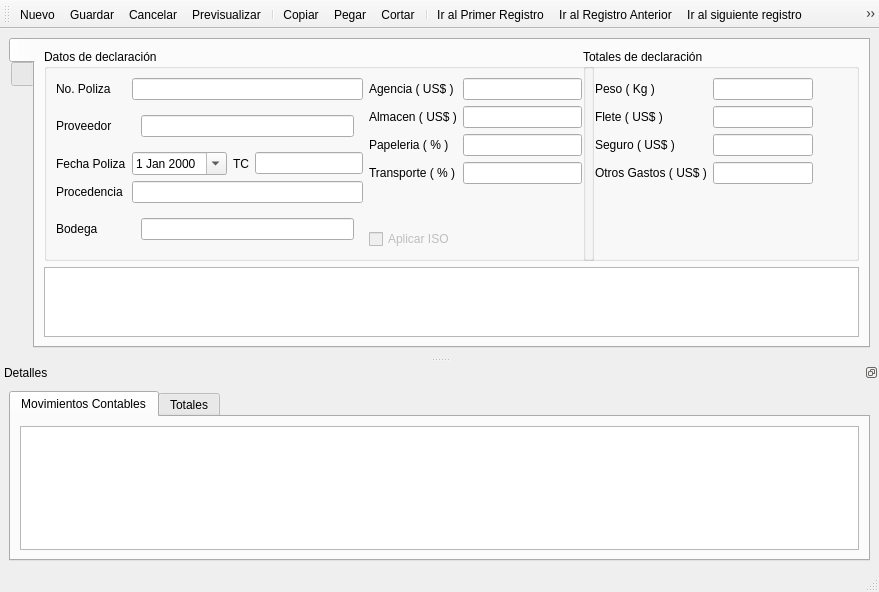
Qt form src/ui/liquidacion.ui (armonge/EsquipulasPy) before a commit.
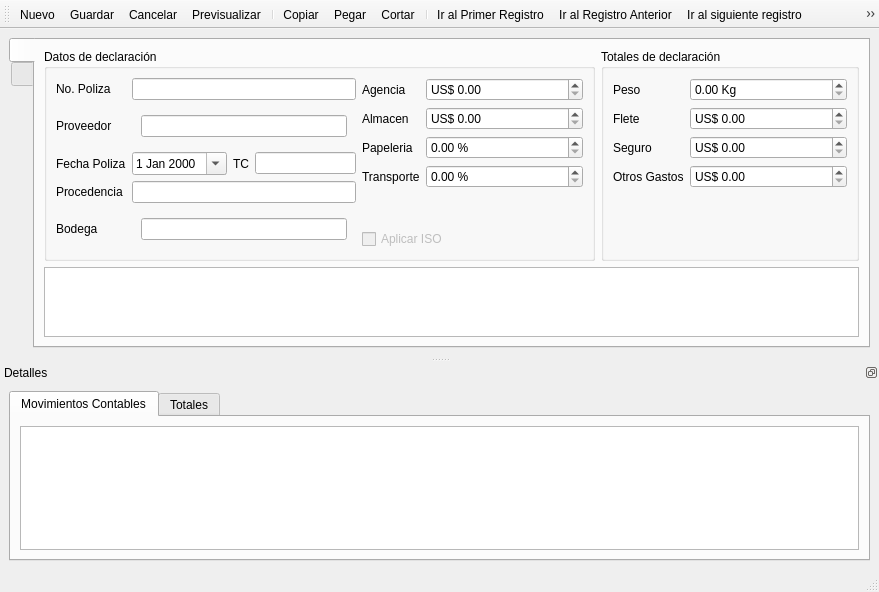
The same form after that commit. The open tabs and pages were chosen to show the change. Icons and pictures are not drawn. Custom widgets are drawn as their Qt base class.

Commit message: -Se añadio el estado incompleto a la tabla estadosdocumento -Liquidacion se empezo a trabajar para que las cuentas contables se guarden aparte de el resto de información

The edit to the form file:
```diff
--- a/src/ui/liquidacion.ui
+++ b/src/ui/liquidacion.ui
@@ -63,12 +63,6 @@
               <verstretch>0</verstretch>
              </sizepolicy>
             </property>
-            <property name="minimumSize">
-             <size>
-              <width>550</width>
-              <height>0</height>
-             </size>
-            </property>
             <property name="title">
              <string>Datos de declaración</string>
             </property>
@@ -272,95 +266,98 @@
               <layout class="QVBoxLayout" name="verticalLayout_4">
                <item>
                 <layout class="QFormLayout" name="formLayout_2">
+                 <property name="fieldGrowthPolicy">
+                  <enum>QFormLayout::ExpandingFieldsGrow</enum>
+                 </property>
                  <item row="0" column="0">
                   <widget class="QLabel" name="label_6">
                    <property name="text">
-                    <string>Agencia ( US$ )</string>
-                   </property>
-                   <property name="buddy">
-                    <cstring>txtAgency</cstring>
+                    <string>Agencia</string>
                    </property>
                   </widget>
                  </item>
                  <item row="0" column="1">
-                  <widget class="QLineEdit" name="txtAgency">
-                   <property name="sizePolicy">
-                    <sizepolicy hsizetype="MinimumExpanding" vsizetype="Fixed">
-                     <horstretch>0</horstretch>
-                     <verstretch>0</verstretch>
-                    </sizepolicy>
+                  <widget class="QDoubleSpinBox" name="sbAgency">
+                   <property name="minimumSize">
+                    <size>
+                     <width>157</width>
+                     <height>0</height>
+                    </size>
                    </property>
-                   <property name="readOnly">
-                    <bool>true</bool>
+                   <property name="prefix">
+                    <string>US$ </string>
+                   </property>
+                   <property name="maximum">
+                    <double>999999999.000000000000000</double>
                    </property>
                   </widget>
                  </item>
                  <item row="1" column="0">
                   <widget class="QLabel" name="label_7">
                    <property name="text">
-                    <string>Almacen ( US$ )</string>
-                   </property>
-                   <property name="buddy">
-                    <cstring>txtStore</cstring>
+                    <string>Almacen</string>
                    </property>
                   </widget>
                  </item>
                  <item row="1" column="1">
-                  <widget class="QLineEdit" name="txtStore">
-                   <property name="sizePolicy">
-                    <sizepolicy hsizetype="MinimumExpanding" vsizetype="Fixed">
-                     <horstretch>0</horstretch>
-                     <verstretch>0</verstretch>
-                    </sizepolicy>
+                  <widget class="QDoubleSpinBox" name="sbStore">
+                   <property name="minimumSize">
+                    <size>
+                     <width>157</width>
+                     <height>0</height>
+                    </size>
                    </property>
-                   <property name="readOnly">
-                    <bool>true</bool>
+                   <property name="prefix">
+                    <string>US$ </string>
+                   </property>
+                   <property name="maximum">
+                    <double>999999999.000000000000000</double>
                    </property>
                   </widget>
                  </item>
                  <item row="2" column="0">
                   <widget class="QLabel" name="label_8">
                    <property name="text">
-                    <string>Papeleria ( % )</string>
-                   </property>
-                   <property name="buddy">
-                    <cstring>txtPaperWork</cstring>
+                    <string>Papeleria</string>
                    </property>
                   </widget>
                  </item>
                  <item row="2" column="1">
-                  <widget class="QLineEdit" name="txtPaperWork">
-                   <property name="sizePolicy">
-                    <sizepolicy hsizetype="MinimumExpanding" vsizetype="Fixed">
-                     <horstretch>0</horstretch>
-                     <verstretch>0</verstretch>
-                    </sizepolicy>
+                  <widget class="QDoubleSpinBox" name="sbPaperWork">
+                   <property name="minimumSize">
+                    <size>
+                     <width>157</width>
+                     <height>0</height>
+                    </size>
                    </property>
-                   <property name="readOnly">
-                    <bool>true</bool>
+                   <property name="suffix">
+                    <string> %</string>
+                   </property>
+                   <property name="maximum">
+                    <double>100.000000000000000</double>
                    </property>
                   </widget>
                  </item>
                  <item row="3" column="0">
                   <widget class="QLabel" name="label_9">
                    <property name="text">
-                    <string>Transporte ( % )</string>
-                   </property>
-                   <property name="buddy">
-                    <cstring>txtTransportation</cstring>
+                    <string>Transporte</string>
                    </property>
                   </widget>
                  </item>
                  <item row="3" column="1">
-                  <widget class="QLineEdit" name="txtTransportation">
-                   <property name="sizePolicy">
-                    <sizepolicy hsizetype="MinimumExpanding" vsizetype="Fixed">
-                     <horstretch>0</horstretch>
-                     <verstretch>0</verstretch>
-                    </sizepolicy>
+                  <widget class="QDoubleSpinBox" name="sbTransportation">
+                   <property name="minimumSize">
+                    <size>
+                     <width>157</width>
+                     <height>0</height>
+                    </size>
                    </property>
-                   <property name="readOnly">
-                    <bool>true</bool>
+                   <property name="suffix">
+                    <string> %</string>
+                   </property>
+                   <property name="maximum">
+                    <double>100.000000000000000</double>
                    </property>
                   </widget>
                  </item>
@@ -387,17 +384,11 @@
              <bool>true</bool>
             </property>
             <property name="sizePolicy">
-             <sizepolicy hsizetype="Fixed" vsizetype="Preferred">
+             <sizepolicy hsizetype="Minimum" vsizetype="Preferred">
               <horstretch>0</horstretch>
               <verstretch>0</verstretch>
              </sizepolicy>
             </property>
-            <property name="minimumSize">
-             <size>
-              <width>276</width>
-              <height>0</height>
-             </size>
-            </property>
             <property name="title">
              <string>Totales de declaración</string>
             </property>
@@ -405,116 +396,92 @@
              <item row="0" column="0">
               <widget class="QLabel" name="label_12">
                <property name="text">
-                <string>Peso ( Kg )</string>
-               </property>
-               <property name="buddy">
-                <cstring>txtWeight</cstring>
-               </property>
-              </widget>
-             </item>
-             <item row="0" column="1">
-              <widget class="QLineEdit" name="txtWeight">
-               <property name="sizePolicy">
-                <sizepolicy hsizetype="MinimumExpanding" vsizetype="Fixed">
-                 <horstretch>0</horstretch>
-                 <verstretch>0</verstretch>
-                </sizepolicy>
-               </property>
-               <property name="maximumSize">
-                <size>
-                 <width>100</width>
-                 <height>16777215</height>
-                </size>
-               </property>
-               <property name="readOnly">
-                <bool>true</bool>
+                <string>Peso</string>
                </property>
               </widget>
              </item>
              <item row="1" column="0">
               <widget class="QLabel" name="label_13">
                <property name="text">
-                <string>Flete ( US$ )</string>
-               </property>
-               <property name="buddy">
-                <cstring>txtFreight</cstring>
-               </property>
-              </widget>
-             </item>
-             <item row="1" column="1">
-              <widget class="QLineEdit" name="txtFreight">
-               <property name="sizePolicy">
-                <sizepolicy hsizetype="MinimumExpanding" vsizetype="Fixed">
-                 <horstretch>0</horstretch>
-                 <verstretch>0</verstretch>
-                </sizepolicy>
-               </property>
-               <property name="maximumSize">
-                <size>
-                 <width>100</width>
-                 <height>16777215</height>
-                </size>
-               </property>
-               <property name="readOnly">
-                <bool>true</bool>
+                <string>Flete </string>
                </property>
               </widget>
              </item>
              <item row="2" column="0">
               <widget class="QLabel" name="label_14">
                <property name="text">
-                <string>Seguro ( US$ )</string>
-               </property>
-               <property name="buddy">
-                <cstring>txtInsurance</cstring>
-               </property>
-              </widget>
-             </item>
-             <item row="2" column="1">
-              <widget class="QLineEdit" name="txtInsurance">
-               <property name="sizePolicy">
-                <sizepolicy hsizetype="MinimumExpanding" vsizetype="Fixed">
-                 <horstretch>0</horstretch>
-                 <verstretch>0</verstretch>
-                </sizepolicy>
-               </property>
-               <property name="maximumSize">
-                <size>
-                 <width>100</width>
-                 <height>16777215</height>
-                </size>
-               </property>
-               <property name="readOnly">
-                <bool>true</bool>
+                <string>Seguro</string>
                </property>
               </widget>
              </item>
              <item row="3" column="0">
               <widget class="QLabel" name="label_15">
                <property name="text">
-                <string>Otros Gastos ( US$ )</string>
+                <string>Otros Gastos</string>
                </property>
-               <property name="buddy">
-                <cstring>txtOther</cstring>
+              </widget>
+             </item>
+             <item row="0" column="1">
+              <widget class="QDoubleSpinBox" name="sbWeight">
+               <property name="minimumSize">
+                <size>
+                 <width>157</width>
+                 <height>0</height>
+                </size>
+               </property>
+               <property name="suffix">
+                <string> Kg</string>
+               </property>
+               <property name="maximum">
+                <double>999999999.000000000000000</double>
+               </property>
+              </widget>
+             </item>
+             <item row="1" column="1">
+              <widget class="QDoubleSpinBox" name="sbFreight">
+               <property name="minimumSize">
+                <size>
+                 <width>157</width>
+                 <height>0</height>
+                </size>
+               </property>
+               <property name="prefix">
+                <string>US$ </string>
+               </property>
+               <property name="maximum">
+                <double>999999999.000000000000000</double>
+               </property>
+              </widget>
+             </item>
+             <item row="2" column="1">
+              <widget class="QDoubleSpinBox" name="sbInsurance">
+               <property name="minimumSize">
+                <size>
+                 <width>157</width>
+                 <height>0</height>
+                </size>
+               </property>
+               <property name="prefix">
+                <string>US$ </string>
+               </property>
+               <property name="maximum">
+                <double>999999999.000000000000000</double>
                </property>
               </widget>
              </item>
              <item row="3" column="1">
-              <widget class="QLineEdit" name="txtOther">
-               <property name="sizePolicy">
-                <sizepolicy hsizetype="MinimumExpanding" vsizetype="Fixed">
-                 <horstretch>0</horstretch>
-                 <verstretch>0</verstretch>
-                </sizepolicy>
-               </property>
-               <property name="maximumSize">
+              <widget class="QDoubleSpinBox" name="sbOther">
+               <property name="minimumSize">
                 <size>
-                 <width>100</width>
-                 <height>16777215</height>
+                 <width>157</width>
+                 <height>0</height>
                 </size>
                </property>
-               <property name="readOnly">
-                <bool>true</bool>
+               <property name="prefix">
+                <string>US$ </string>
+               </property>
+               <property name="maximum">
+                <double>999999999.000000000000000</double>
                </property>
               </widget>
              </item>
```
Left out of the diff: 8 changed lines with no effect on the pictures. The commit also changes 7 other files.
